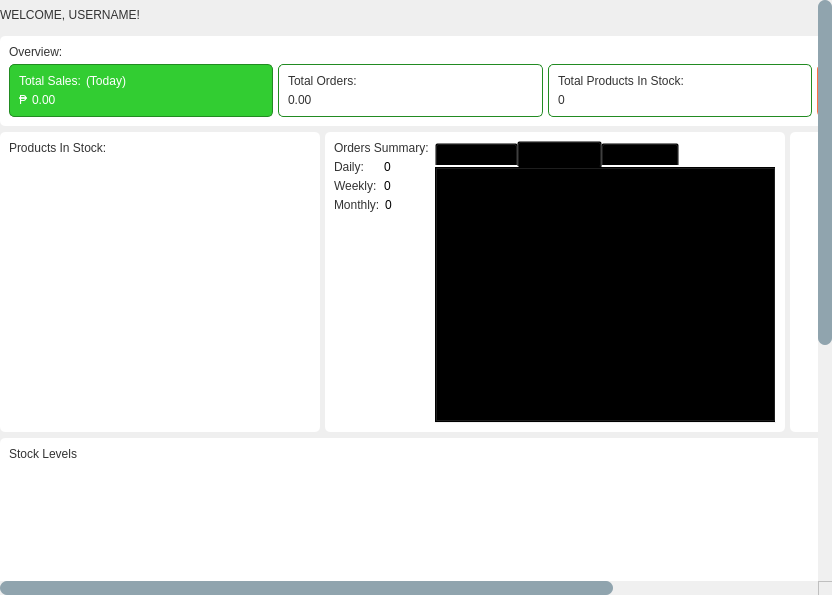
This is app/src/ui/final_ui/dashboard.ui in Kazu0210/Inventory-System as Qt 5 draws it before an edit. The edited form follows.
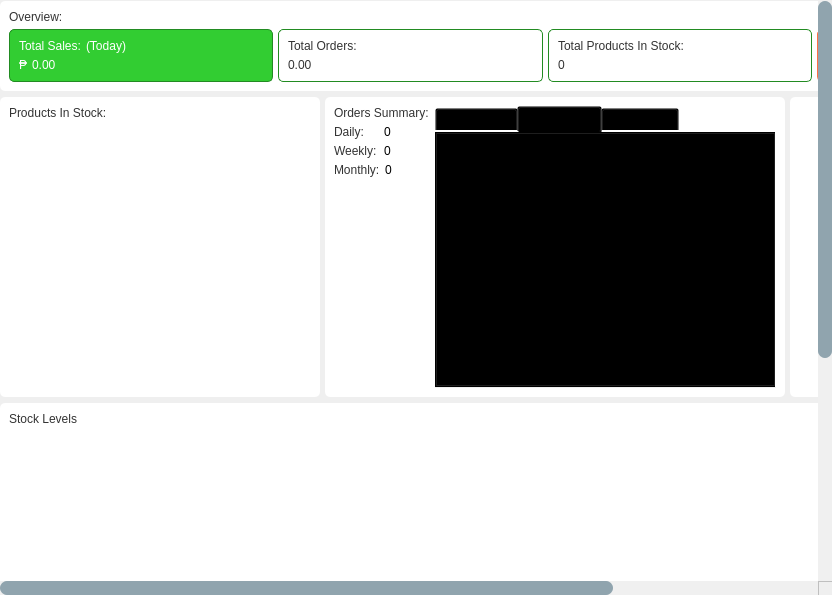
This is the edited form.

```diff
--- a/app/src/ui/final_ui/dashboard.ui
+++ b/app/src/ui/final_ui/dashboard.ui
@@ -24,7 +24,7 @@
     <number>0</number>
    </property>
    <property name="topMargin">
-    <number>0</number>
+    <number>1</number>
    </property>
    <property name="rightMargin">
     <number>0</number>
@@ -69,7 +69,7 @@
             QScrollBar::handle:horizontal {
                 background: #90A4AE;
                 border-radius: 7px;
-                min-width: 30px;
+                min-width: 14px;
             }
             QScrollBar::add-line:horizontal, QScrollBar::sub-line:horizontal {
                 width: 0px;
@@ -85,10 +85,10 @@
      <widget class="QWidget" name="scrollAreaWidgetContents_2">
       <property name="geometry">
        <rect>
-        <x>-275</x>
+        <x>-272</x>
         <y>0</y>
         <width>1090</width>
-        <height>1026</height>
+        <height>988</height>
        </rect>
       </property>
       <layout class="QVBoxLayout" name="verticalLayout_2">
@@ -104,138 +104,6 @@
        <property name="bottomMargin">
         <number>0</number>
        </property>
-       <item>
-        <widget class="QFrame" name="frame_3">
-         <property name="maximumSize">
-          <size>
-           <width>16777215</width>
-           <height>50</height>
-          </size>
-         </property>
-         <property name="frameShape">
-          <enum>QFrame::StyledPanel</enum>
-         </property>
-         <property name="frameShadow">
-          <enum>QFrame::Raised</enum>
-         </property>
-         <layout class="QHBoxLayout" name="horizontalLayout">
-          <property name="spacing">
-           <number>5</number>
-          </property>
-          <property name="leftMargin">
-           <number>0</number>
-          </property>
-          <property name="topMargin">
-           <number>0</number>
-          </property>
-          <property name="rightMargin">
-           <number>0</number>
-          </property>
-          <property name="bottomMargin">
-           <number>0</number>
-          </property>
-          <item>
-           <widget class="QFrame" name="frame">
-            <property name="frameShape">
-             <enum>QFrame::StyledPanel</enum>
-            </property>
-            <property name="frameShadow">
-             <enum>QFrame::Raised</enum>
-            </property>
-            <layout class="QHBoxLayout" name="horizontalLayout_2">
-             <property name="spacing">
-              <number>0</number>
-             </property>
-             <property name="leftMargin">
-              <number>0</number>
-             </property>
-             <property name="topMargin">
-              <number>0</number>
-             </property>
-             <property name="rightMargin">
-              <number>0</number>
-             </property>
-             <property name="bottomMargin">
-              <number>0</number>
-             </property>
-             <item alignment="Qt::AlignLeft">
-              <widget class="QLabel" name="username_label">
-               <property name="styleSheet">
-                <string notr="true">font: 87 16pt &quot;Noto Sans Black&quot;;
-color: #333333;</string>
-               </property>
-               <property name="text">
-                <string>WELCOME, USERNAME!</string>
-               </property>
-              </widget>
-             </item>
-            </layout>
-           </widget>
-          </item>
-          <item alignment="Qt::AlignRight">
-           <widget class="QFrame" name="frame_2">
-            <property name="frameShape">
-             <enum>QFrame::StyledPanel</enum>
-            </property>
-            <property name="frameShadow">
-             <enum>QFrame::Raised</enum>
-            </property>
-            <layout class="QHBoxLayout" name="horizontalLayout_3">
-             <property name="spacing">
-              <number>5</number>
-             </property>
-             <property name="leftMargin">
-              <number>0</number>
-             </property>
-             <property name="topMargin">
-              <number>0</number>
-             </property>
-             <property name="rightMargin">
-              <number>0</number>
-             </property>
-             <property name="bottomMargin">
-              <number>0</number>
-             </property>
-             <item>
-              <widget class="QLabel" name="label_2">
-               <property name="text">
-                <string>Profile</string>
-               </property>
-              </widget>
-             </item>
-             <item alignment="Qt::AlignRight">
-              <widget class="QPushButton" name="pushButton">
-               <property name="minimumSize">
-                <size>
-                 <width>30</width>
-                 <height>30</height>
-                </size>
-               </property>
-               <property name="maximumSize">
-                <size>
-                 <width>30</width>
-                 <height>30</height>
-                </size>
-               </property>
-               <property name="cursor">
-                <cursorShape>PointingHandCursor</cursorShape>
-               </property>
-               <property name="styleSheet">
-                <string notr="true">background-color: #fff;
-border: 1px solid #1E1E1E;
-border-radius: 15px;</string>
-               </property>
-               <property name="text">
-                <string/>
-               </property>
-              </widget>
-             </item>
-            </layout>
-           </widget>
-          </item>
-         </layout>
-        </widget>
-       </item>
        <item alignment="Qt::AlignTop">
         <widget class="QFrame" name="frame_4">
          <property name="styleSheet">
@@ -737,7 +605,7 @@
             QScrollBar:vertical {
                 border: none;
                 background: #F0F0F0;
-                width: 14px;
+                width: 10px;
                 margin: 0px 0px 0px 0px;
             }
             QScrollBar::handle:vertical {
@@ -755,7 +623,7 @@
             QScrollBar:horizontal {
                 border: none;
                 background: #f0f0f0;
-                height: 14px;
+                height: 10px;
                 margin: 0px 0px 0px 0px;
             }
             QScrollBar::handle:horizontal {
```
Left out of the diff: 3 changed lines with no effect on the pictures.
